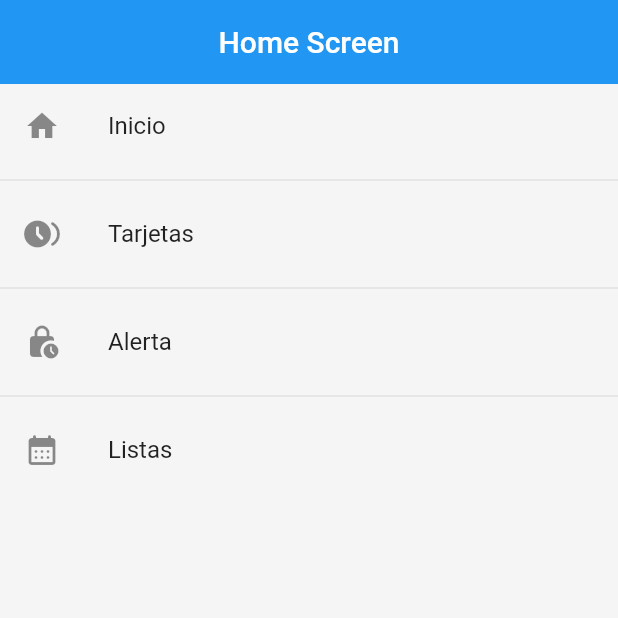
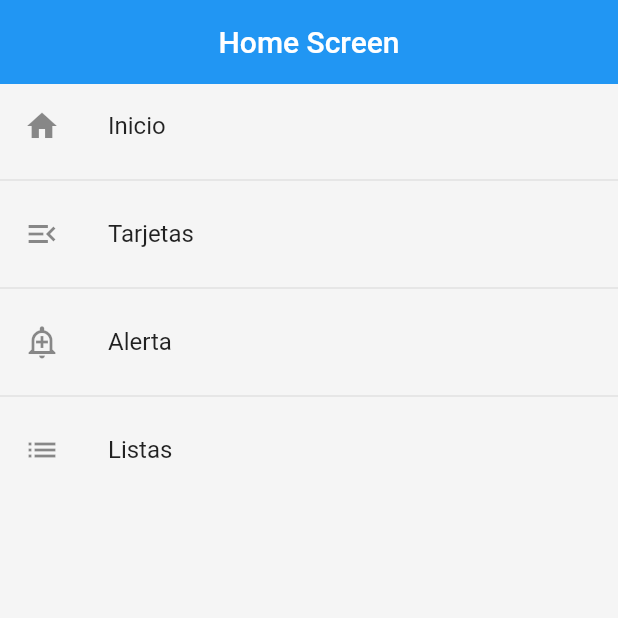
Before and after one commit to PyKt/Flutter_Components, a Flutter app: the screen it shows after launch, on a phone screen of 412 x 824 dp, the top half of it. Run offline on Flutter 3.47's test engine with Material 2 defaults, Android fonts, the phone set to English and light mode, and no system bars.

Commit message:
icons update

```diff
--- a/lib/routes/app_routes.dart
+++ b/lib/routes/app_routes.dart
@@ -13,17 +13,17 @@ class AppRoutes {
     MenuOptions(
         routes: "CardScreen",
         name: "Tarjetas",
-        icon: Icons.browse_gallery_rounded,
+        icon: Icons.menu_open,
         screen: const CardScreen()),
     MenuOptions(
         routes: "AlertScreen",
-        icon: Icons.lock_clock_rounded,
         name: "Alerta",
+        icon: Icons.add_alert_outlined,
         screen: const AlertScreen()),
     MenuOptions(
         routes: "ListView",
-        icon: Icons.calendar_month_rounded,
         name: "Listas",
+        icon: Icons.list,
         screen: const ListViewScreen())
   ];
   static Map<String, Widget Function(BuildContext)> getAppRoutes() {
```
